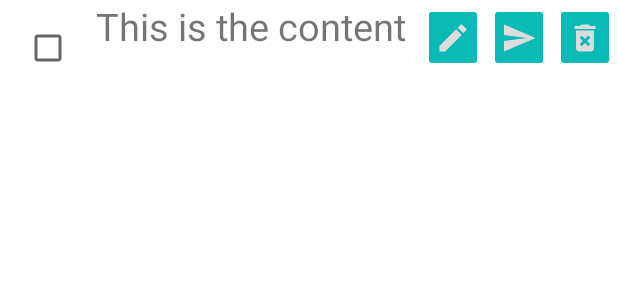
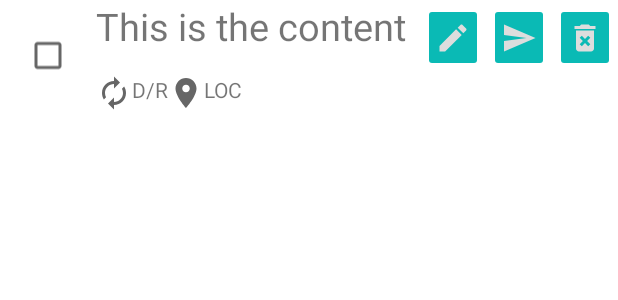
Before and after one commit to zhuy9/AutoChecklist, an Android app: the layout row_entry.xml on its own in the app's theme, with its tools: preview values and no code run, on a phone screen of 412 x 824 dp. Shown: the top 300 px of the screen. Run offline under Robolectric (Android 15) with nearby library versions, the phone set to English and light mode, and no system bars.

Commit message:
support location, time/due date, customized labels

```diff
--- a/app/src/main/res/layout/row_entry.xml
+++ b/app/src/main/res/layout/row_entry.xml
@@ -49,12 +49,47 @@
 
         </RelativeLayout>
 
-        <androidx.recyclerview.widget.RecyclerView
-            android:id="@+id/entry_labels"
+        <RelativeLayout
             android:layout_width="match_parent"
-            android:layout_height="wrap_content"
-            android:orientation="horizontal"
-            android:background="@color/secondaryLightColor"/>
+            android:layout_height="wrap_content">
+
+            <ImageView
+                android:id="@+id/entry_time_icon"
+                android:layout_width="wrap_content"
+                android:layout_height="wrap_content"
+                android:layout_alignParentStart="true"
+                android:src="@drawable/ic_baseline_repeat_24" />
+
+            <TextView
+                android:id="@+id/entry_time_text"
+                android:layout_width="wrap_content"
+                android:layout_height="wrap_content"
+                android:layout_toRightOf="@+id/entry_time_icon"
+                android:text="D/R" />
+
+            <ImageView
+                android:id="@+id/entry_location_icon"
+                android:layout_width="wrap_content"
+                android:layout_height="wrap_content"
+                android:layout_toRightOf="@+id/entry_time_text"
+                android:src="@drawable/ic_baseline_location_on_24" />
+
+            <TextView
+                android:id="@+id/entry_location_text"
+                android:layout_width="wrap_content"
+                android:layout_height="wrap_content"
+                android:layout_toRightOf="@+id/entry_location_icon"
+                android:text="LOC" />
+
+            <androidx.recyclerview.widget.RecyclerView
+                android:id="@+id/entry_labels"
+                android:layout_width="match_parent"
+                android:layout_height="wrap_content"
+                android:layout_toRightOf="@+id/entry_location_text"
+                android:background="@color/secondaryLightColor"
+                android:orientation="horizontal" />
+
+        </RelativeLayout>
 
 
     </LinearLayout>
```
Also changed, not shown: app/src/main/java/edu/rosehulman/automaticchecklist/EntryAdapter.kt (+28 -2 lines), app/src/main/java/edu/rosehulman/automaticchecklist/LabelAdapter.kt (+1 -13 lines).
